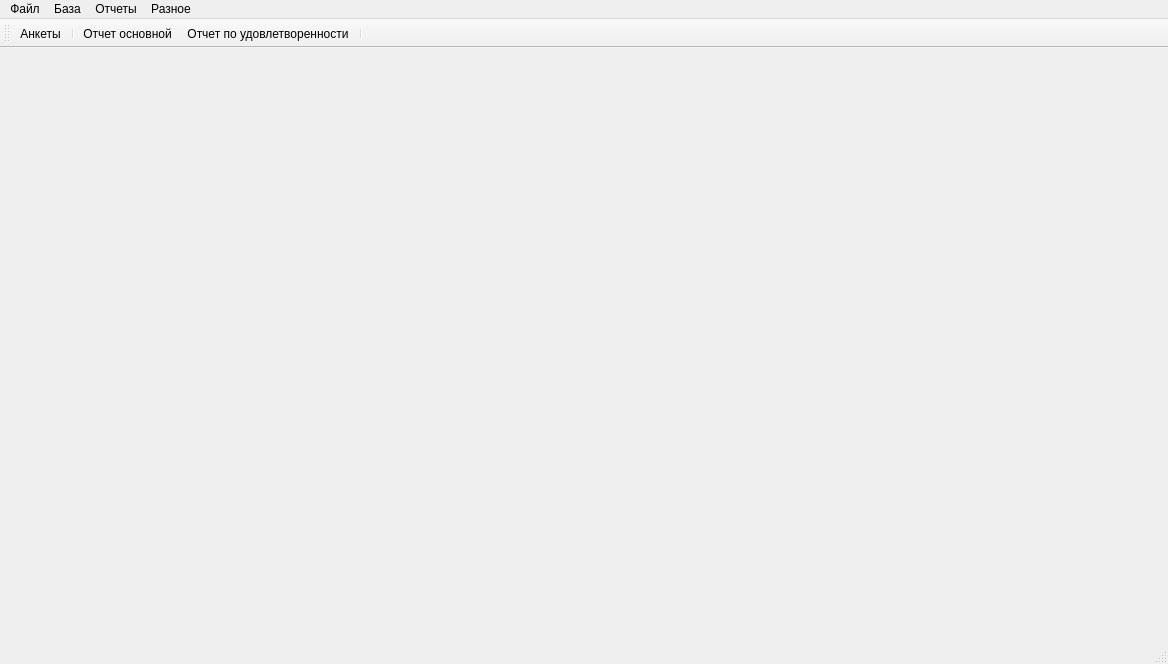
Qt form mainwindow.ui (GorINIch73/questionnaire) before a commit.
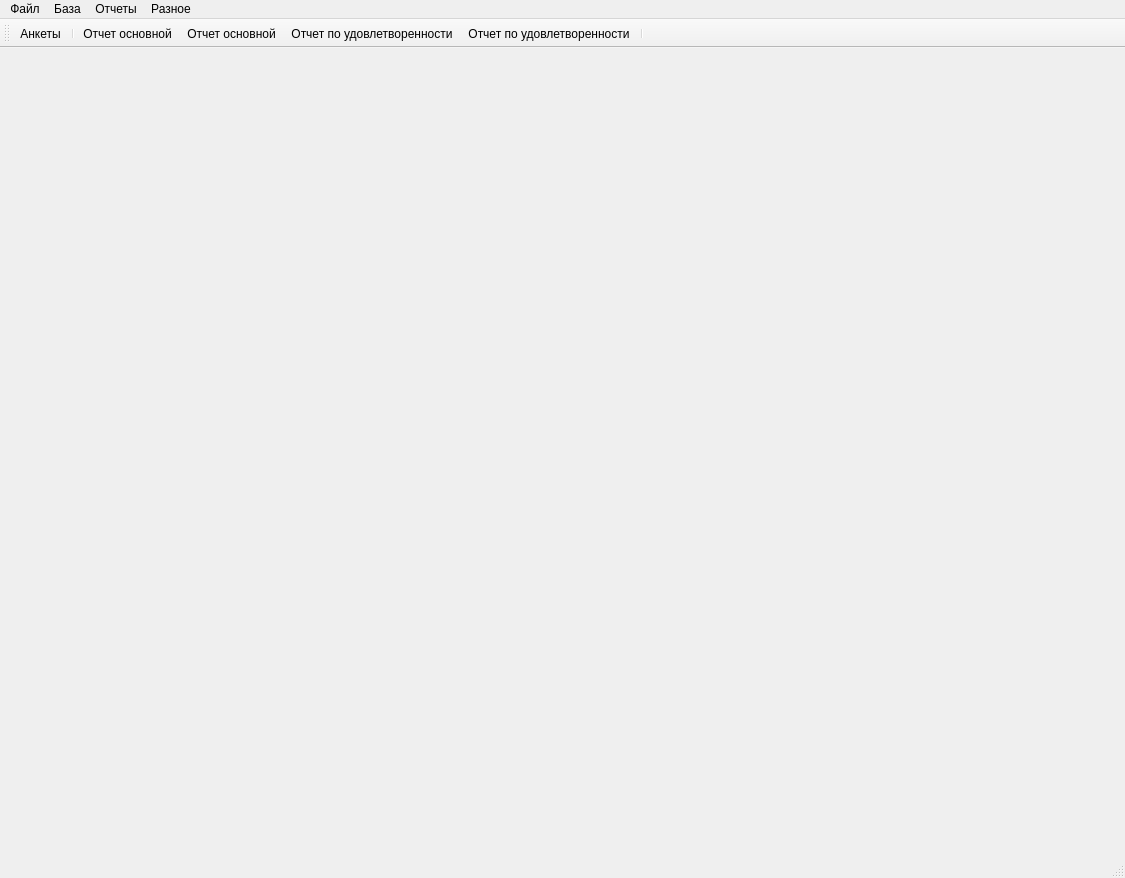
The same form after that commit. Icons and pictures are not drawn.

```diff
--- a/mainwindow.ui
+++ b/mainwindow.ui
@@ -6,8 +6,8 @@
    <rect>
     <x>0</x>
     <y>0</y>
-    <width>1168</width>
-    <height>664</height>
+    <width>1125</width>
+    <height>878</height>
    </rect>
   </property>
   <property name="windowTitle">
@@ -32,7 +32,7 @@
     <rect>
      <x>0</x>
      <y>0</y>
-     <width>1168</width>
+     <width>1125</width>
      <height>21</height>
     </rect>
    </property>
@@ -96,7 +96,9 @@
    </attribute>
    <addaction name="actionQuestionnaire"/>
    <addaction name="separator"/>
+   <addaction name="actionReportMain_r"/>
    <addaction name="actionReportMain"/>
+   <addaction name="actionReportS_US"/>
    <addaction name="actionReportS"/>
    <addaction name="separator"/>
   </widget>
@@ -257,6 +259,30 @@
     <string>Профили</string>
    </property>
   </action>
+  <action name="actionReportS_US">
+   <property name="icon">
+    <iconset resource="res.qrc">
+     <normaloff>:/pix/queryS.png</normaloff>:/pix/queryS.png</iconset>
+   </property>
+   <property name="text">
+    <string>Отчет по удовлетворенности</string>
+   </property>
+   <property name="toolTip">
+    <string>Отчет по удовлетворенности</string>
+   </property>
+  </action>
+  <action name="actionReportMain_r">
+   <property name="icon">
+    <iconset resource="res.qrc">
+     <normaloff>:/pix/queryS.png</normaloff>:/pix/queryS.png</iconset>
+   </property>
+   <property name="text">
+    <string>Отчет основной</string>
+   </property>
+   <property name="toolTip">
+    <string>Отчет по районам</string>
+   </property>
+  </action>
  </widget>
  <resources>
   <include location="res.qrc"/>
```
Left out of the diff: 6 changed lines with no effect on the pictures.
